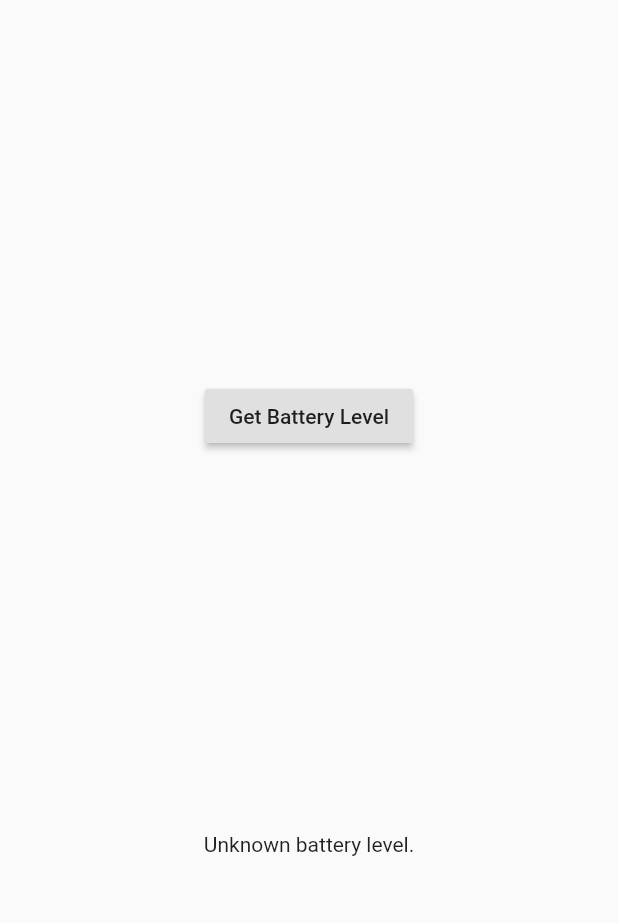
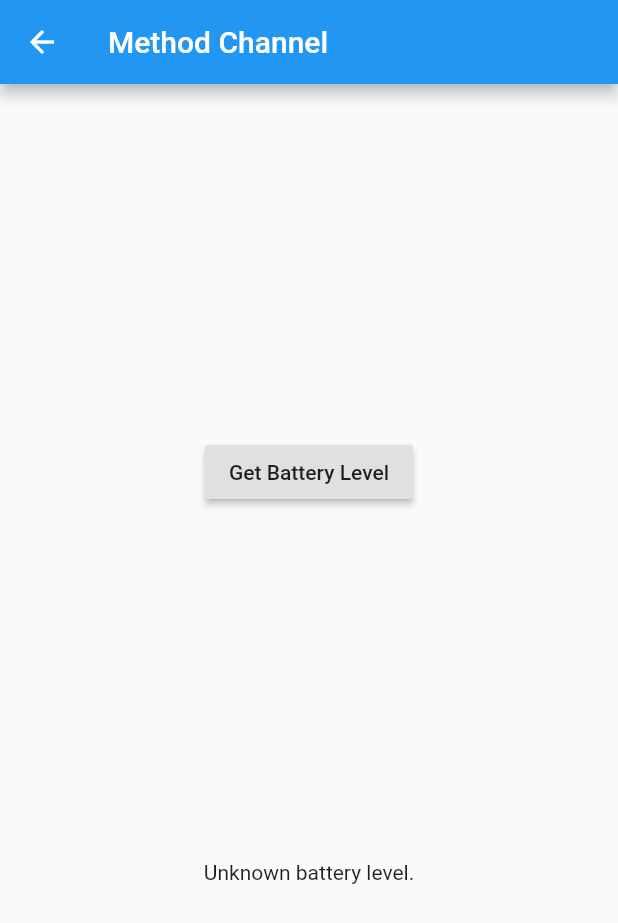
Before and after one commit to NewFieldForMe/FlutterExams, a Flutter app: the MethodChannelPage screen opened directly, on a phone screen of 412 x 824 dp. Shown: the top 923 px of the screen. Run offline on Flutter 3.47's test engine with Material 2 defaults, Android fonts, the phone set to English and light mode, and no system bars.

Commit message:
MethodChannelPage: add Navigationbar

```diff
--- a/lib/view/MethodChannelPage.dart
+++ b/lib/view/MethodChannelPage.dart
@@ -28,8 +28,11 @@ class _MethodChannelPageState extends State<MethodChannelPage> {
 
   @override
   Widget build(BuildContext context) {
-  return Material(
-    child: Center(
+  return Scaffold(
+    appBar: AppBar(
+      title: Text("Method Channel"),
+    ),
+    body: Center(
       child: Column(
         mainAxisAlignment: MainAxisAlignment.spaceEvenly,
         children: [
```
